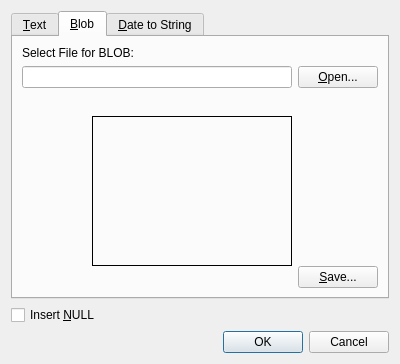
iamkjg/sqliteman, file Sqliteman/sqliteman/multieditdialog.ui: the form before one commit.
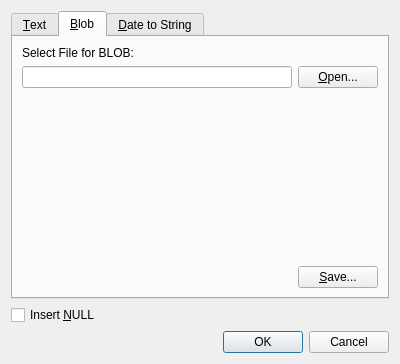
The form after the commit. The open tabs and pages were chosen to show the change. Custom widgets are drawn as their Qt base class.

Commit message: #112: saving blob - display column size

```diff
--- a/Sqliteman/sqliteman/multieditdialog.ui
+++ b/Sqliteman/sqliteman/multieditdialog.ui
@@ -29,6 +29,14 @@
       </layout>
      </widget>
      <widget class="QWidget" name="tab_2" >
+      <property name="geometry" >
+       <rect>
+        <x>0</x>
+        <y>0</y>
+        <width>380</width>
+        <height>247</height>
+       </rect>
+      </property>
       <attribute name="title" >
        <string>&amp;Blob</string>
       </attribute>
@@ -68,7 +76,7 @@
         </spacer>
        </item>
        <item rowspan="3" row="2" column="1" >
-        <widget class="BlobPreviewWidget" name="blobPreviewLabel" >
+        <widget class="BlobPreviewWidget" native="1" name="blobPreviewLabel" >
          <property name="minimumSize" >
           <size>
            <width>200</width>
@@ -81,13 +89,7 @@
            <height>150</height>
           </size>
          </property>
-         <property name="frameShape" >
-          <enum>QFrame::Box</enum>
-         </property>
-         <property name="alignment" >
-          <set>Qt::AlignCenter</set>
-         </property>
-         <property name="wordWrap" >
+         <property name="wordWrap" stdset="0" >
           <bool>true</bool>
          </property>
         </widget>
@@ -204,7 +206,7 @@
  <customwidgets>
   <customwidget>
    <class>BlobPreviewWidget</class>
-   <extends>QLabel</extends>
+   <extends>QWidget</extends>
    <header>blobpreviewwidget.h</header>
   </customwidget>
  </customwidgets>
```
Left out of the diff: 29 changed lines with no effect on the pictures. The commit also changes 5 other files.
